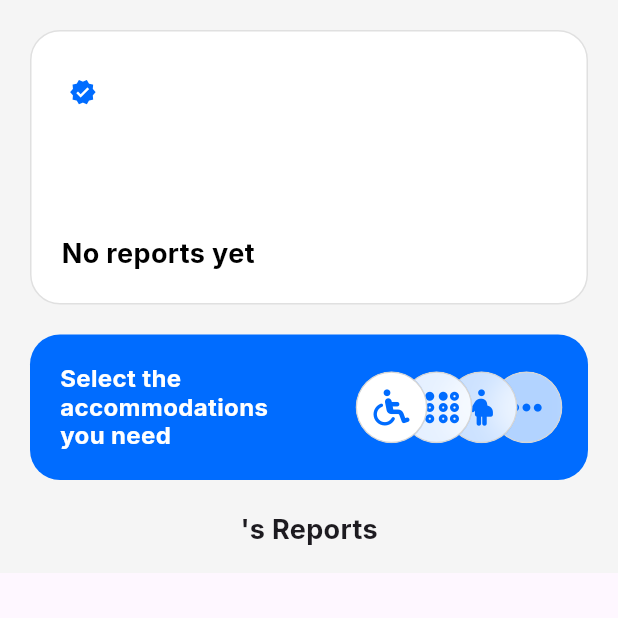
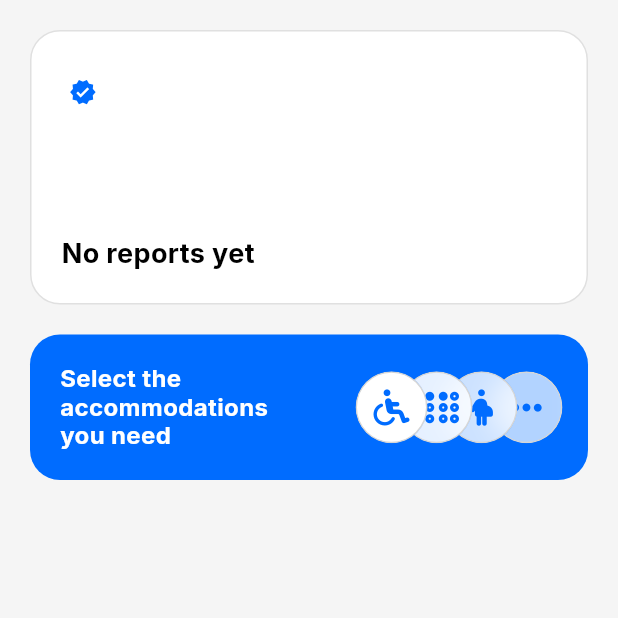
Before and after one commit to simaopsbarbosa/Inclui, a Flutter app: the ProfilePage screen opened directly, on a phone screen of 412 x 824 dp, the top half of it. Run offline on Flutter 3.47's test engine with Material 3 defaults, Android fonts, the phone set to English and light mode, and no system bars; our stand-ins replace firebase_auth, firebase_core, firebase_database, flutter_dotenv, font_awesome_flutter, geolocator and 2 more; accounts and stored records are empty; generated files the repository leaves out were written again.

Commit message:
made it so background is always grey and doesnt clip when no report history because of scrollable view

```diff
--- a/src/inclui/lib/screens/profile_page.dart
+++ b/src/inclui/lib/screens/profile_page.dart
@@ -272,13 +272,14 @@ class ProfilePageState extends State<ProfilePage> {
 
   @override
   Widget build(BuildContext context) {
-    return SingleChildScrollView(
-      child: Container(
-        color: Colors.grey.shade100,
+    return Scaffold(
+      backgroundColor: Colors.grey.shade100,
+      body: SingleChildScrollView(
         child: _isLoading
             ? Center(
                 child: Column(
                   mainAxisSize: MainAxisSize.min,
+                  mainAxisAlignment: MainAxisAlignment.center,
                   children: [
                     CircularProgressIndicator(
                       backgroundColor: Colors.transparent,
@@ -319,24 +320,29 @@ class ProfilePageState extends State<ProfilePage> {
                       ],
                     ),
                   )
-                : (_user != null
+                : _user != null
                     ? Column(
                         children: [
                           _buildUserProfile(),
                           if (!_user!.emailVerified) _verifyAccount(),
                           UserPreferencesModal(
                             onPreferencesUpdated: () {
-                              setState(() {});
+                            setState(() {});
                             },
                           ),
+                          if (_reportsCount > 0) ...[
                           Text("${_userName ?? 'User'}'s Reports",
-                              style: GoogleFonts.inter(
-                                  fontSize: 18, fontWeight: FontWeight.bold)),
+                            style: GoogleFonts.inter(
+                              fontSize: 18, fontWeight: FontWeight.bold)),
                           const SizedBox(height: 16),
                           _buildUserReports(),
+                          const SizedBox(height: 24),
+                          ],
                         ],
                       )
-                    : _buildLoggedOutView()),
+                    : Center(
+                        child: _buildLoggedOutView(),
+                      ),
       ),
     );
   }
```
